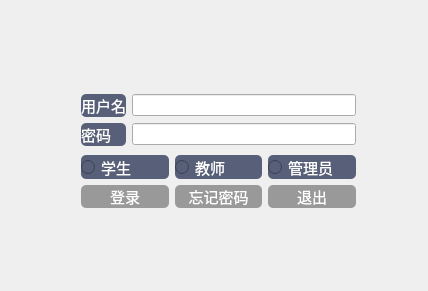
Before: the Qt Designer form StuVsProject/LoginDialog.ui in ZiYiWang-create/stuVsProject, drawn with Qt 5.
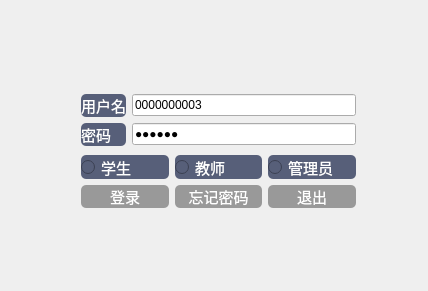
After: the same form once the commit is applied.

Patch:
```diff
--- a/StuVsProject/LoginDialog.ui
+++ b/StuVsProject/LoginDialog.ui
@@ -27,6 +27,9 @@
      <layout class="QGridLayout" name="gridLayout">
       <item row="1" column="1">
        <widget class="QLineEdit" name="pwdLineEdit">
+        <property name="text">
+         <string>123456</string>
+        </property>
         <property name="echoMode">
          <enum>QLineEdit::Password</enum>
         </property>
@@ -62,7 +65,11 @@
        </widget>
       </item>
       <item row="0" column="1">
-       <widget class="QLineEdit" name="userLineEdit"/>
+       <widget class="QLineEdit" name="userLineEdit">
+        <property name="text">
+         <string>0000000003</string>
+        </property>
+       </widget>
       </item>
      </layout>
     </item>
```
